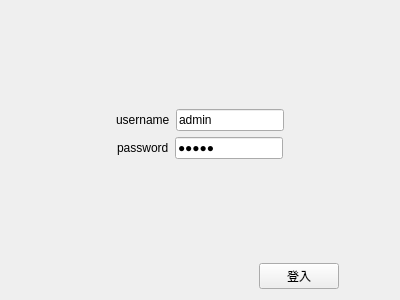
Old version of the form client/DepotSystemClient/Form/loginform.ui in the repository B10215037/DepotSystem.
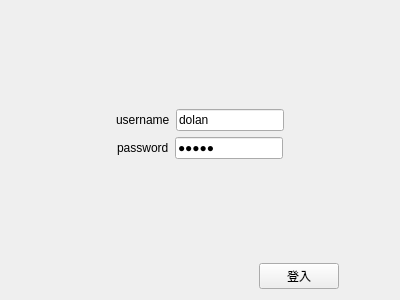
New version of the form.

Diff of the .ui file:
```diff
--- a/client/DepotSystemClient/Form/loginform.ui
+++ b/client/DepotSystemClient/Form/loginform.ui
@@ -52,7 +52,7 @@
      <item>
       <widget class="QLineEdit" name="lineEdit">
        <property name="text">
-        <string>admin</string>
+        <string>dolan</string>
        </property>
       </widget>
      </item>
```
Left out of the diff: 2 changed lines with no effect on the pictures.
